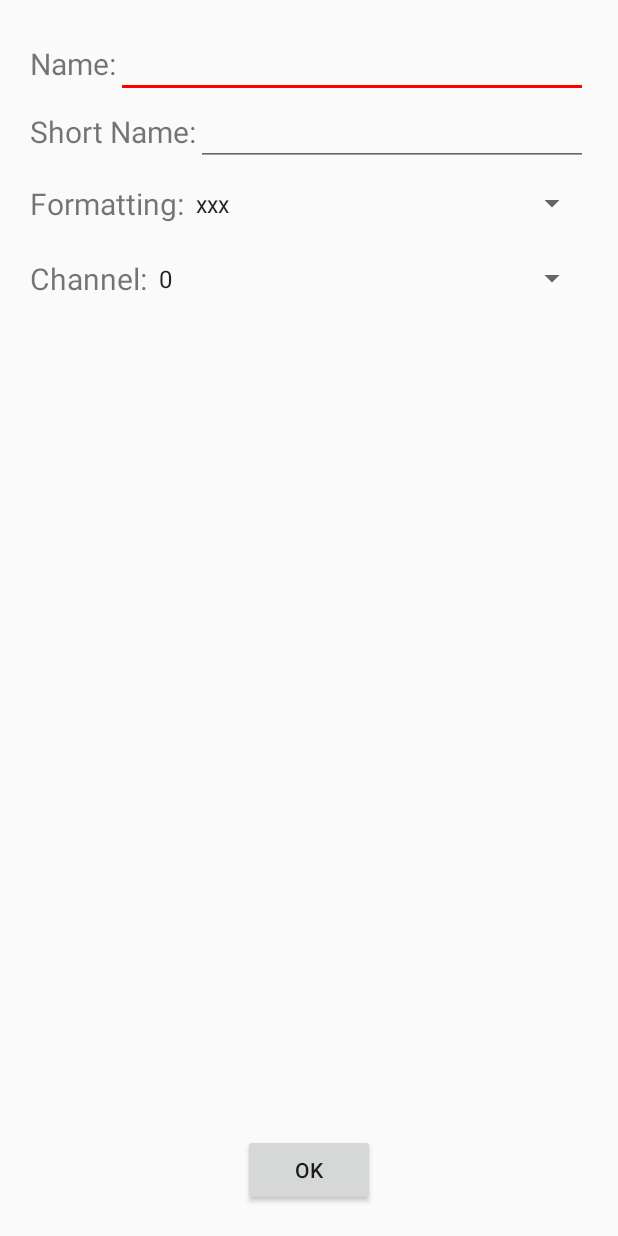
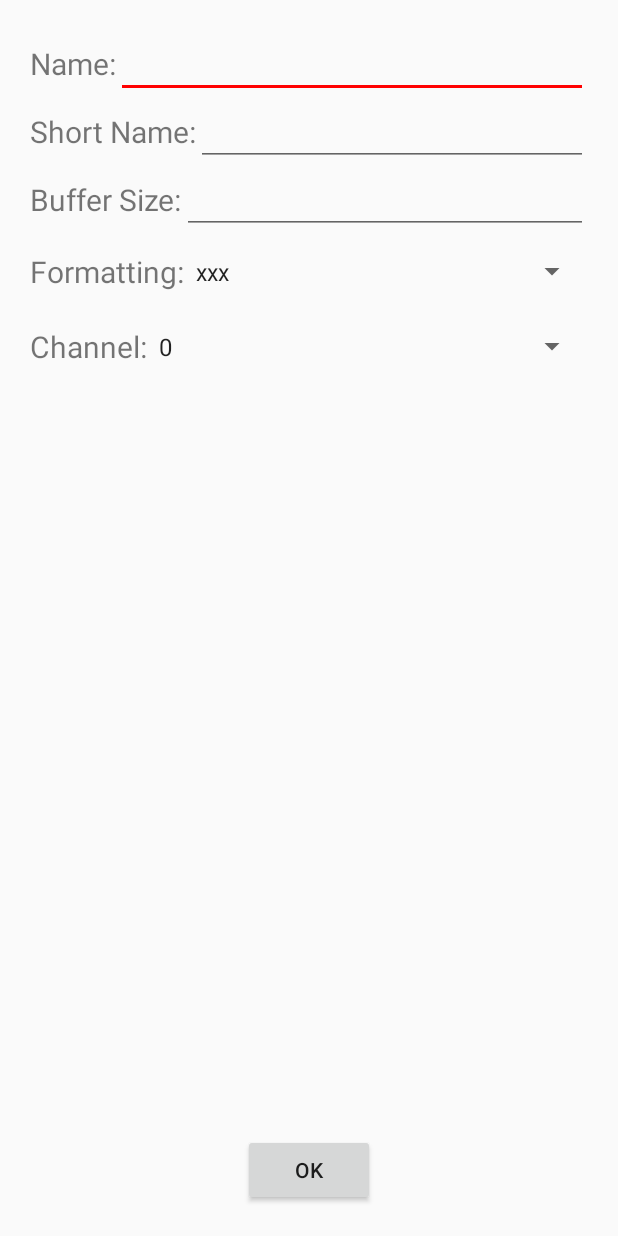
Before and after one commit to iandouglas96/drivR, an Android app: the InstrumentSettingsActivity screen opened directly, with no data from a screen before it, on a phone screen of 412 x 824 dp. Run offline under Robolectric (Android 15) with nearby library versions, the phone set to English and light mode, and no system bars.

Commit message:
Added graph colorizing, as well as customizable buffer sizes

```diff
--- a/app/src/main/java/com/pxlweavr/drivr/DashboardScreen.java
+++ b/app/src/main/java/com/pxlweavr/drivr/DashboardScreen.java
@@ -123,6 +123,7 @@ public class DashboardScreen extends Fragment {
                     Intent i = new Intent(getActivity(), InstrumentSettingsActivity.class);
                     i.putExtra("name", selectedInstrument.getData().getName());
                     i.putExtra("abbrev", selectedInstrument.getData().getAbbrev());
+                    i.putExtra("buffer_size", selectedInstrument.getData().getBufferSize().toString());
                     i.putExtra("format", selectedInstrument.getData().getFormat());
                     i.putExtra("channel", selectedInstrument.getData().getChannel());
 
@@ -148,6 +149,7 @@ public class DashboardScreen extends Fragment {
 
                 selectedInstrument.getData().setName(data.getStringExtra("name"));
                 selectedInstrument.getData().setAbbrev(data.getStringExtra("abbrev"));
+                selectedInstrument.getData().setBufferSize(data.getIntExtra("buffer_size", 20));
                 selectedInstrument.getData().setIndex(data.getIntExtra("channel", 0));
                 selectedInstrument.getData().setFormat(data.getIntExtra("format", 0));
 
--- a/app/src/main/java/com/pxlweavr/drivr/InstrumentSettingsActivity.java
+++ b/app/src/main/java/com/pxlweavr/drivr/InstrumentSettingsActivity.java
@@ -21,6 +21,7 @@ import java.util.ArrayList;
 public class InstrumentSettingsActivity extends Activity {
     EditText instrumentName;
     EditText instrumentAbbrev;
+    EditText instrumentBufferSize;
     Spinner instrumentFormat;
     Spinner instrumentChannel;
 
@@ -35,6 +36,7 @@ public class InstrumentSettingsActivity extends Activity {
 
         instrumentName = (EditText) findViewById(R.id.instrument_name);
         instrumentAbbrev = (EditText) findViewById(R.id.instrument_abbrev);
+        instrumentBufferSize = (EditText) findViewById(R.id.instrument_buffer_size);
 
         instrumentFormat = (Spinner) findViewById(R.id.instrument_format);
         ArrayAdapter<CharSequence> formatAdapter = ArrayAdapter.createFromResource(this, R.array.formatting_array, android.R.layout.simple_spinner_item);
@@ -49,6 +51,7 @@ public class InstrumentSettingsActivity extends Activity {
         Intent i = getIntent();
         instrumentName.setText(i.getStringExtra("name"));
         instrumentAbbrev.setText(i.getStringExtra("abbrev"));
+        instrumentBufferSize.setText(i.getStringExtra("buffer_size"));
         instrumentFormat.setSelection(i.getIntExtra("format", 0));
         instrumentChannel.setSelection(i.getIntExtra("channel", 0));
 
@@ -59,6 +62,12 @@ public class InstrumentSettingsActivity extends Activity {
                 Intent i = new Intent();
                 i.putExtra("name", instrumentName.getText().toString());
                 i.putExtra("abbrev", instrumentAbbrev.getText().toString());
+                try {
+                    i.putExtra("buffer_size", Integer.parseInt(instrumentBufferSize.getText().toString()));
+                } catch (NumberFormatException nfe) {
+                    //Invalid, put default (for now)
+                    i.putExtra("buffer_size", 20);
+                }
                 i.putExtra("format", instrumentFormat.getSelectedItemPosition());
                 i.putExtra("channel", instrumentChannel.getSelectedItemPosition());
 
--- a/app/src/main/res/layout/instrument_settings.xml
+++ b/app/src/main/res/layout/instrument_settings.xml
@@ -46,6 +46,28 @@
             android:id="@+id/instrument_abbrev"
             android:layout_gravity="center_horizontal"
             android:maxLength="3" />
+    </LinearLayout>
+
+    <LinearLayout
+        android:orientation="horizontal"
+        android:layout_width="match_parent"
+        android:layout_height="wrap_content"
+        android:layout_gravity="center_horizontal" >
+
+        <TextView
+            android:layout_width="wrap_content"
+            android:layout_height="match_parent"
+            android:text="Buffer Size:"
+            android:id="@+id/textView6"
+            android:gravity="center_vertical"
+            android:textSize="20dp" />
+
+        <EditText
+            android:layout_width="match_parent"
+            android:layout_height="wrap_content"
+            android:id="@+id/instrument_buffer_size"
+            android:layout_gravity="center_horizontal"
+            android:inputType="number" />
     </LinearLayout>
 
     <LinearLayout
```
Also changed, not shown: app/src/main/java/com/pxlweavr/drivr/DataStream.java (+20 -2 lines), app/src/main/java/com/pxlweavr/drivr/DataStreamDbHelper.java (+10 -3 lines).
